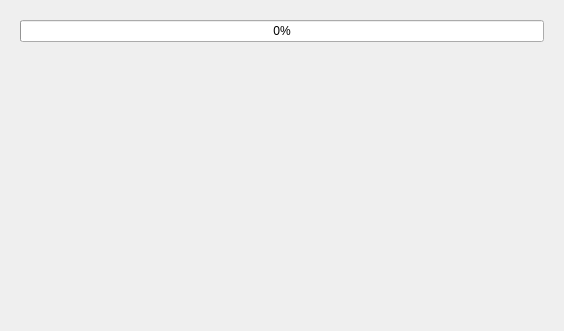
Before: the Qt Designer form qt-app/src/updater/cupdaterdialog.ui in VioletGiraffe/file-commander, drawn with Qt 5.
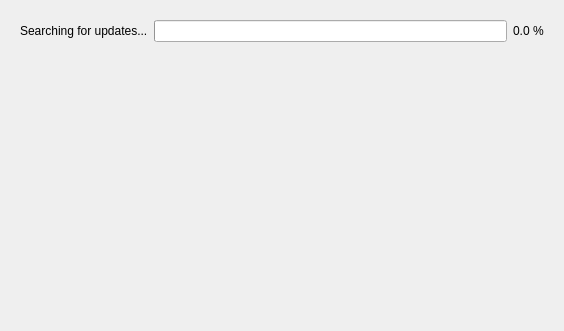
After: the same form once the commit is applied.

```diff
--- a/qt-app/src/updater/cupdaterdialog.ui
+++ b/qt-app/src/updater/cupdaterdialog.ui
@@ -28,14 +28,32 @@
      <widget class="QWidget" name="page">
       <layout class="QVBoxLayout" name="verticalLayout_2">
        <item>
+        <layout class="QHBoxLayout" name="horizontalLayout" stretch="0,1,0">
+         <item>
+          <widget class="QLabel" name="lblOperationInProgress">
+           <property name="text">
+            <string>Searching for updates...</string>
+           </property>
+          </widget>
+         </item>
+         <item>
         <widget class="QProgressBar" name="progressBar">
-         <property name="maximum">
-          <number>1000</number>
-         </property>
          <property name="value">
           <number>0</number>
          </property>
-        </widget>
+           <property name="textVisible">
+            <bool>false</bool>
+           </property>
+          </widget>
+         </item>
+         <item>
+          <widget class="QLabel" name="lblPercentage">
+           <property name="text">
+            <string notr="true">0.0 %</string>
+           </property>
+          </widget>
+         </item>
+        </layout>
        </item>
        <item>
         <spacer name="verticalSpacer">
```
Lines whose indentation alone changed are shown as unchanged.
